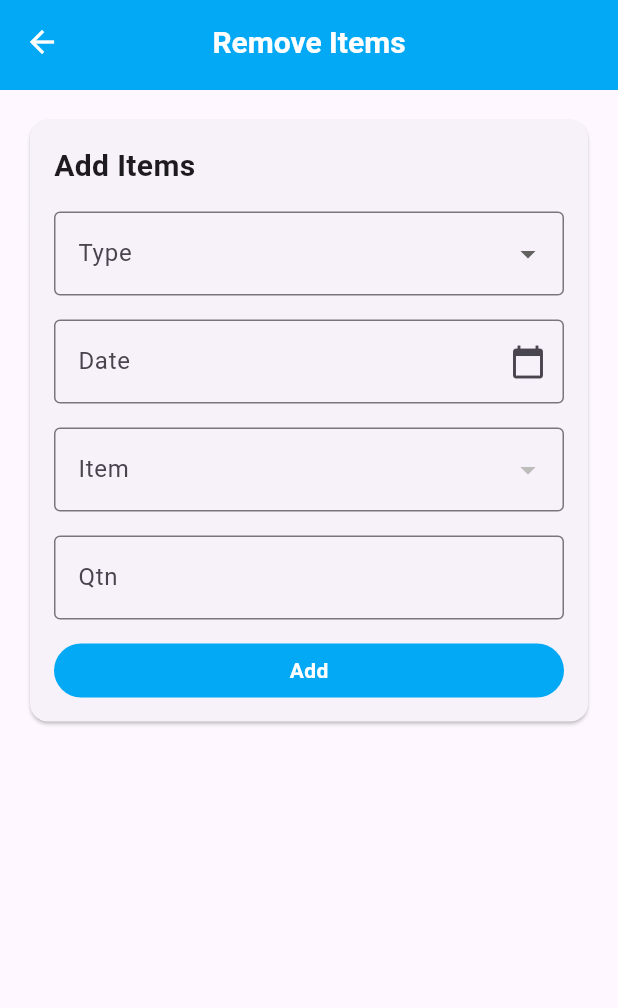
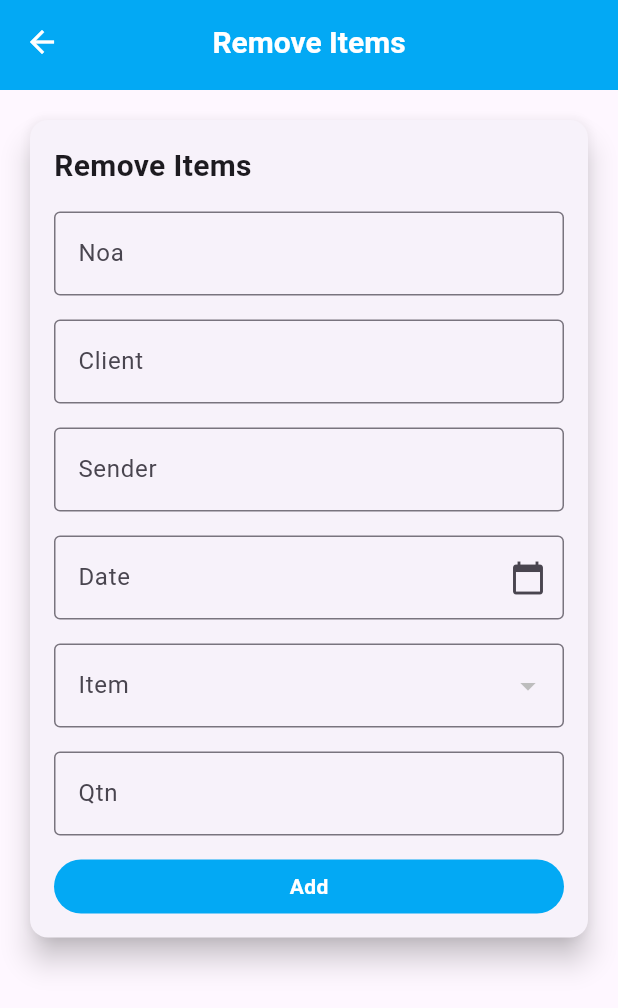
Before and after one commit to mohammad-rex-craft/store, a Flutter app: the RemoveItems screen opened by its route, on a phone screen of 412 x 824 dp. Shown: the top 1008 px of the screen. Run offline on Flutter 3.47's test engine with Material 3 defaults, Android fonts, the phone set to English and light mode, and no system bars; our stand-ins replace rflutter_alert, supabase_flutter; accounts and stored records are empty.

Commit message:
add remove items page

```diff
--- a/lib/screens/remove_items.dart
+++ b/lib/screens/remove_items.dart
@@ -17,6 +17,8 @@ class _RemoveItemsState extends State<RemoveItems> {
   final TextEditingController qtnController = TextEditingController();
   final TextEditingController invoiceController = TextEditingController();
   final TextEditingController dateController = TextEditingController();
+  final TextEditingController clientController = TextEditingController();
+  final TextEditingController senderController = TextEditingController();
   DateTime selectedDate = DateTime.now();
   String? selectedType;
   String? selectedItem;
@@ -125,36 +127,40 @@ class _RemoveItemsState extends State<RemoveItems> {
       // Insert into inputs table
       final inputData = {
         'date': dateController.text,
-        'type': selectedType,
-        'noa': selectedType == 'Return' ? invoiceController.text : null,
+        'client': clientController.text,
+        'sender': senderController.text,
+        'noa': invoiceController.text,
         'items': items,
       };
-      await db.create(table: 'inputs', data: inputData).then((_) {
-        items.forEach((item) {
-          db
-              .update(
+      await db.create(table: 'orders', data: inputData).then((_) async {
+        // Process all items first
+        for (var item in items) {
+          await db.update(
             table: 'store',
             id: item['id'].toString(),
             data: {
-                  'qtn':
-                      allItems.firstWhere(
+              'qtn': allItems.firstWhere(
                 (element) => element['id'] == item['id'],
-                      )['qtn'] +
-                      item['qtn'],
+              )['qtn'] - item['qtn'],
             },
-              )
-              .then((_) {
+          );
+        }
+
+        // Reset form and show success message only once
         setState(() {
           items = [];
-                  selectedType = null;
+          clientController.clear();
+          senderController.clear();
           invoiceController.clear();
+          dateController.clear();
           isLoading = false;
         });
+
         Alert(
           context: context,
           type: AlertType.success,
           title: "success",
-                  desc: "items added successfully",
+          desc: "items removed successfully",
           buttons: [
             DialogButton(
               onPressed: () => Navigator.pop(context),
@@ -167,8 +173,7 @@ class _RemoveItemsState extends State<RemoveItems> {
           ],
         ).show();
       });
-        });
-      });
+
     } catch (e) {
       setState(() {
         isLoading = false;
@@ -192,6 +197,12 @@ class _RemoveItemsState extends State<RemoveItems> {
     }
   }
 
+  void deleteItem(int index) {
+    setState(() {
+      items.removeAt(index);
+    });
+  }
+
   @override
   Widget build(BuildContext context) {
     return Stack(
@@ -203,6 +214,8 @@ class _RemoveItemsState extends State<RemoveItems> {
             child: Column(
               children: [
                 FormRemoveItem(
+                  clientController: clientController,
+                  senderController: senderController,
                   dateController: dateController,
                   qtnController: qtnController,
                   invoiceController: invoiceController,
@@ -222,7 +235,7 @@ class _RemoveItemsState extends State<RemoveItems> {
                   onAdd: addItem,
                 ),
                 SizedBox(height: 16),
-                TableRemoveItems (items: items, onSubmit: submitData),
+                TableRemoveItems (items: items, onSubmit: submitData, onDelete: deleteItem),
               ],
             ),
           ),
--- a/lib/widget/screens/remove_items/form_remove_item.dart
+++ b/lib/widget/screens/remove_items/form_remove_item.dart
@@ -5,6 +5,8 @@ class FormRemoveItem extends StatelessWidget {
   final TextEditingController dateController;
   final TextEditingController qtnController;
   final TextEditingController invoiceController;
+  final TextEditingController clientController;
+  final TextEditingController senderController;
   final String? selectedType;
   final String? selectedItem;
   final List<Map<String, dynamic>> allItems;
@@ -17,6 +19,8 @@ class FormRemoveItem extends StatelessWidget {
     required this.dateController,
     required this.qtnController,
     required this.invoiceController,
+    required this.clientController,
+    required this.senderController,
     required this.selectedType,
     required this.selectedItem,
     required this.allItems,
@@ -28,30 +32,18 @@ class FormRemoveItem extends StatelessWidget {
   @override
   Widget build(BuildContext context) {
     return Card(
+      elevation: 8,
       child: Padding(
         padding: EdgeInsets.all(16),
         child: Column(
           crossAxisAlignment: CrossAxisAlignment.start,
           children: [
             Text(
-              "Add Items",
+              "Remove Items",
               style: TextStyle(fontSize: 20, fontWeight: FontWeight.bold),
             ),
             SizedBox(height: 16),
-            DropdownButtonFormField<String>(
-              decoration: InputDecoration(
-                labelText: 'Type',
-                border: OutlineInputBorder(),
-              ),
-              value: selectedType,
-              items: ['Production', 'Return'].map((type) {
-                return DropdownMenuItem(value: type, child: Text(type));
-              }).toList(),
-              onChanged: onTypeChanged,
-            ),
-            SizedBox(height: 16),
-            if (selectedType == 'Return') ...[
-              TextField(
+            TextField(
                 decoration: InputDecoration(
                   labelText: 'Noa',
                   border: OutlineInputBorder(),
@@ -59,7 +51,22 @@ class FormRemoveItem extends StatelessWidget {
                 controller: invoiceController,
               ),
               SizedBox(height: 16),
-            ],
+              TextField(
+                decoration: InputDecoration(
+                  labelText: 'Client',
+                  border: OutlineInputBorder(),
+                ),
+                controller: clientController,
+              ),
+              SizedBox(height: 16),
+              TextField(
+                decoration: InputDecoration(
+                  labelText: 'Sender',
+                  border: OutlineInputBorder(),
+                ),
+                controller: senderController,
+              ),
+              SizedBox(height: 16),
             TextField(
               decoration: InputDecoration(
                 labelText: 'Date',
```
Also changed, not shown: lib/widget/screens/remove_items/table_remove_items.dart (+40 -14 lines). Lines whose indentation alone changed are shown as unchanged.
